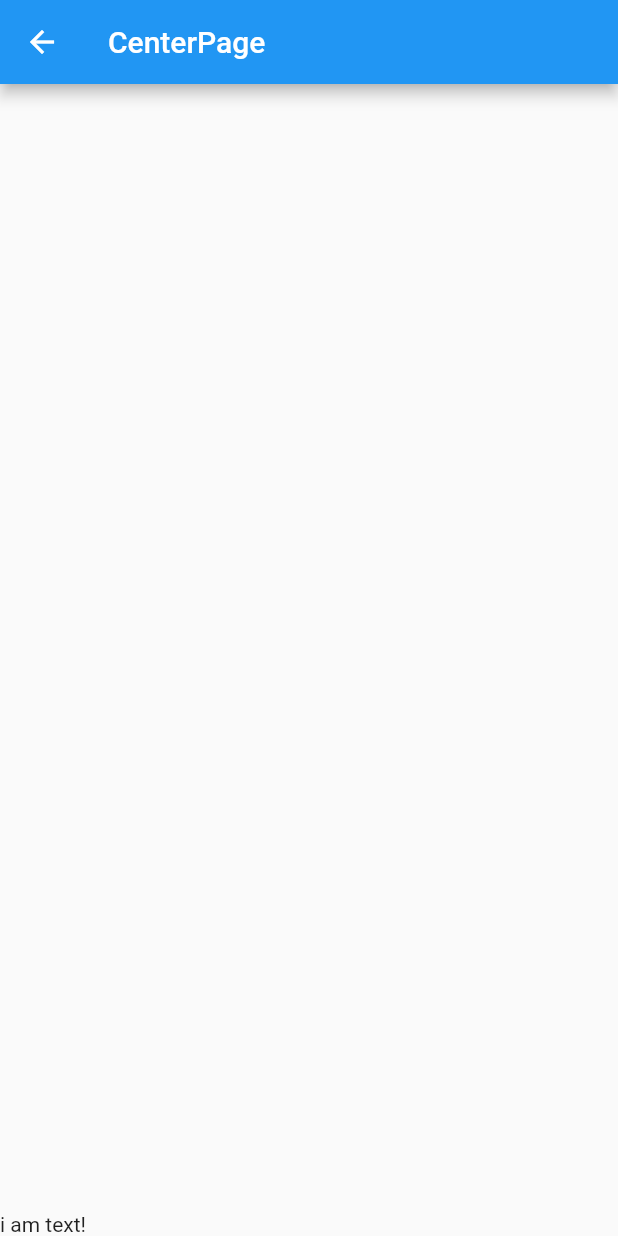
After one commit to kitesoft/flutter_widget_summary, a Flutter app: the LayoutListPage screen opened directly, after a tap on "Align", on a phone screen of 412 x 824 dp. The commit adds this screen. Run offline on Flutter 3.47's test engine with Material 2 defaults, Android fonts, the phone set to English and light mode, and no system bars; our stand-ins replace flutter_screenutil.

Commit message:
增加Align控件的文档

```diff
--- a/lib/pages/LayoutListPage.dart
+++ b/lib/pages/LayoutListPage.dart
@@ -1,6 +1,7 @@
 import 'package:flutter/material.dart';
 
 import 'LRPageRouteBuilder.dart' as LRPageRouteBuilder;
+import 'layouts/AlignPage.dart';
 import 'layouts/CenterPage.dart';
 import 'layouts/ContainerPage.dart';
 import 'layouts/PaddingPage.dart';
@@ -48,6 +49,16 @@ class LayoutListPage extends StatelessWidget {
                         return new PaddingPage();
                       }));
             },
+          ),
+          ListTile(
+            title: Text("Align"),
+            onTap: () {
+              Navigator.of(context).push(
+                  LRPageRouteBuilder.createPageRouteBuilder(
+                      pageBuilder: (context, anim1, anim2) {
+                        return new AlignPage();
+                      }));
+            },
           )
         ],
       ),
--- /dev/null
+++ b/lib/pages/layouts/AlignPage.dart
@@ -0,0 +1,20 @@
+import 'package:flutter/material.dart';
+
+class AlignPage extends StatelessWidget{
+  @override
+  Widget build(BuildContext context) {
+    return new Scaffold(
+      appBar: AppBar(
+        title: Text("CenterPage"),
+        leading: IconButton(icon: Icon(Icons.arrow_back), onPressed: () => Navigator.of(context).pop()),
+      ),
+      body: new Align(
+        widthFactor: 1.0,
+        heightFactor: 100.0,
+        alignment: Alignment.bottomLeft,
+        child: Text("i am text!"),
+      ),
+    );
+  }
+
+}
--- /dev/null
+++ b/lib/pages/layouts/docs/AlignDoc.dart
@@ -0,0 +1,10 @@
+class AlignDoc{
+  ///这是一个只能设置子View对齐方式的容器，没有其他可定制的元素
+  ///constructor params:
+  ///{
+  /// child : 类型widget，子View
+  /// widthFactor ： 类型double，如果非null，将其宽度设置为子元素的宽度乘以这个因数。
+  /// heightFactor ： 类型double，作用同widthFactor
+  /// alignment : 类型AlignmentGeometry，跟android里RelativeLayout里的align系列属性相似，控制子view的对齐位置
+  ///}
+}
--- a/lib/pages/layouts/docs/CenterDoc.dart
+++ b/lib/pages/layouts/docs/CenterDoc.dart
@@ -1,5 +1,6 @@
 class CenterDoc{
   ///这个Widget就是将子View居中显示，没有其他更多的元素可定制
+  ///是Align容器的子类
   ///constructor params:
   ///{
   /// child : 类型Widget，子View
```
